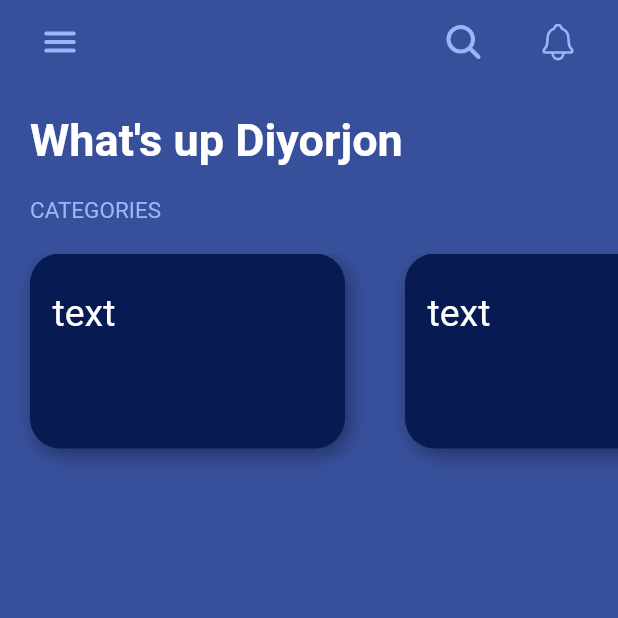
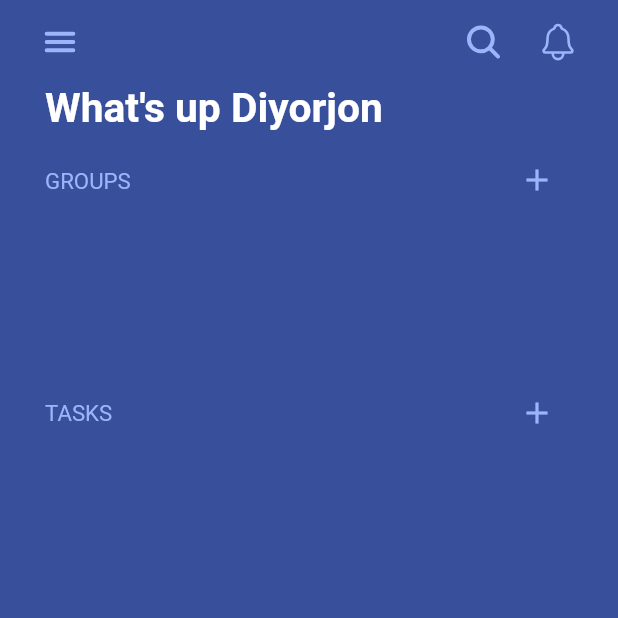
Before and after one commit to Diyorjon825/todo_list, a Flutter app: the screen it shows after launch, on a phone screen of 412 x 824 dp, the top half of it. Run offline on Flutter 3.47's test engine with Material 2 defaults, Android fonts, the phone set to English and light mode, and no system bars; our stand-ins replace hive_flutter, ionicons; missing offline and left inert: simple_speed_dial; accounts and stored records are empty.

Commit message:
worked groups

```diff
--- /dev/null
+++ b/lib/domain/data_provider/data_provider.dart
@@ -0,0 +1,26 @@
+import 'package:hive_flutter/hive_flutter.dart';
+import 'package:todo_list/domain/data/group/group.dart';
+import 'package:todo_list/domain/data/task/task.dart';
+
+class BoxProvider {
+  static final instances = BoxProvider._();
+  BoxProvider._();
+  Future<Box<Group>> openGroupBox() => _openBox('group_box', 0, GroupAdapter());
+  Future<Box<Task>> openTaskBox(int groupKey) =>
+      _openBox(makeNameTaskBox(groupKey), 1, TaskAdapter());
+
+  String makeNameTaskBox(int groupKey) => 'task_box_$groupKey';
+
+  void clouseBox<T>(Box<T> box) async {
+    await box.compact();
+    await box.close();
+  }
+
+  Future<Box<T>> _openBox<T>(
+      String name, int typeId, TypeAdapter<T> adapter) async {
+    if (!Hive.isAdapterRegistered(typeId)) {
+      Hive.registerAdapter(adapter);
+    }
+    return await Hive.openBox<T>(name);
+  }
+}
--- a/lib/main.dart
+++ b/lib/main.dart
@@ -1,6 +1,9 @@
 import 'package:flutter/material.dart';
+import 'package:hive_flutter/hive_flutter.dart';
 import 'package:todo_list/ui/pages/my_app/my_app_page.dart';
 
-void main() {
+void main() async {
+  WidgetsFlutterBinding.ensureInitialized();
+  await Hive.initFlutter();
   runApp(const MyApp());
 }
--- a/lib/ui/navigation/main_navigation.dart
+++ b/lib/ui/navigation/main_navigation.dart
@@ -1,16 +1,21 @@
 import 'package:flutter/material.dart';
 import 'package:todo_list/library/widget/provider.dart';
-import 'package:todo_list/ui/pages/home_page/home_page.dart';
-import 'package:todo_list/ui/pages/home_page/home_page_model.dart';
+import 'package:todo_list/ui/pages/group_forum/group_forum_model.dart';
+import 'package:todo_list/ui/pages/group_forum/group_forum_page.dart';
+import 'package:todo_list/ui/pages/home/home_page.dart';
+import 'package:todo_list/ui/pages/home/home_page_model.dart';
 
 class MainNavigation {
   final routes = <String, Widget Function(BuildContext)>{
     MainNavigationRoutes.homePage: (context) =>
         NotifierProvider(child: const HomePage(), model: HomePageModel()),
+    MainNavigationRoutes.homeForum: (context) => NotifierProvider(
+        child: const GroupForumWidget(), model: GroupForumModel()),
   };
   final initialRoute = MainNavigationRoutes.homePage;
 }
 
 abstract class MainNavigationRoutes {
   static const homePage = '/';
+  static const homeForum = '/home_forum';
 }
--- /dev/null
+++ b/lib/ui/pages/group_forum/group_forum_model.dart
@@ -0,0 +1,15 @@
+import 'package:flutter/material.dart';
+import 'package:todo_list/domain/data/group/group.dart';
+import 'package:todo_list/domain/data_provider/data_provider.dart';
+
+class GroupForumModel extends ChangeNotifier {
+  String newGroupText = "";
+
+  Future<void> saveGroup(BuildContext context) async {
+    if (newGroupText.isEmpty) return;
+    final groupBox = await BoxProvider.instances.openGroupBox();
+    final newGroup = Group(newGroupText);
+    await groupBox.add(newGroup);
+    Navigator.pop(context);
+  }
+}
--- /dev/null
+++ b/lib/ui/pages/home/home_page.dart
@@ -0,0 +1,207 @@
+import 'package:flutter/material.dart';
+import 'package:ionicons/ionicons.dart';
+import 'package:simple_speed_dial/simple_speed_dial.dart';
+import 'package:todo_list/library/widget/provider.dart';
+import 'package:todo_list/ui/pages/modules/modules.dart';
+
+import 'home_page_model.dart';
+
+class HomePage extends StatelessWidget {
+  const HomePage({Key? key}) : super(key: key);
+
+  @override
+  Widget build(BuildContext context) {
+    return Scaffold(
+      backgroundColor: const Color.fromRGBO(56, 80, 156, 1),
+      appBar: AppBar(
+        backgroundColor: const Color.fromRGBO(56, 80, 156, 1),
+        elevation: 0,
+        actions: const [_AppBarIcons()],
+      ),
+      body: const BodyWidget(),
+    );
+  }
+}
+
+class _AppBarIcons extends StatelessWidget {
+  const _AppBarIcons({
+    Key? key,
+  }) : super(key: key);
+
+  @override
+  Widget build(BuildContext context) {
+    final size = MediaQuery.of(context).size;
+    return Expanded(
+      child: Padding(
+        padding: const EdgeInsets.symmetric(horizontal: 16),
+        child: Row(
+          mainAxisAlignment: MainAxisAlignment.spaceBetween,
+          children: [
+            IconButton(
+              icon: Icon(Ionicons.menu,
+                  color: const Color.fromRGBO(156, 180, 249, 1),
+                  size: size.height * 0.033),
+              onPressed: () {},
+            ),
+            Row(
+              children: [
+                IconButton(
+                  icon: Icon(
+                    Ionicons.search,
+                    color: const Color.fromRGBO(156, 180, 249, 1),
+                    size: size.height * 0.033,
+                  ),
+                  onPressed: () {},
+                ),
+                SizedBox(width: size.height * 0.002),
+                IconButton(
+                  icon: const Icon(
+                    Ionicons.notifications_outline,
+                    color: Color.fromRGBO(156, 180, 249, 1),
+                    size: 28,
+                  ),
+                  onPressed: () {},
+                ),
+              ],
+            )
+          ],
+        ),
+      ),
+    );
+  }
+}
+
+class BodyWidget extends StatelessWidget {
+  const BodyWidget({Key? key}) : super(key: key);
+
+  @override
+  Widget build(BuildContext context) {
+    final model = NotifierProvider.watch<HomePageModel>(context);
+    final size = MediaQuery.of(context).size;
+    final spaceWithElements = size.height * 0.01;
+    return Column(
+      crossAxisAlignment: CrossAxisAlignment.start,
+      children: [
+        Padding(
+          padding: const EdgeInsets.only(left: 30),
+          child: Text(
+            "What's up Diyorjon",
+            style: TextStyle(
+              color: Colors.white,
+              fontSize: size.height * 0.033,
+              fontWeight: FontWeight.bold,
+            ),
+          ),
+        ),
+        SizedBox(height: spaceWithElements),
+        Padding(
+          padding: const EdgeInsets.only(left: 30, right: 30),
+          child: Row(
+            mainAxisAlignment: MainAxisAlignment.spaceBetween,
+            children: [
+              Text(
+                "GROUPS",
+                style: TextStyle(
+                  color: const Color.fromRGBO(156, 180, 249, 1),
+                  fontSize: size.height * 0.018,
+                ),
+              ),
+              IconButton(
+                  onPressed: () => model?.addNewTask(context),
+                  icon: const Icon(
+                    Icons.add,
+                    color: Color.fromRGBO(156, 180, 249, 1),
+                  ))
+            ],
+          ),
+        ),
+        SizedBox(height: spaceWithElements),
+        SizedBox(
+          height: size.height * 0.12,
+          child: ListView.builder(
+            itemCount: model?.listGroup.length,
+            scrollDirection: Axis.horizontal,
+            physics: const BouncingScrollPhysics(),
+            itemBuilder: ((BuildContext context, int index) {
+              return SingleGroupWidget(indexGroup: index);
+            }),
+          ),
+        ),
+        Padding(
+          padding:
+              EdgeInsets.only(left: 30, right: 30, bottom: spaceWithElements),
+          child: Row(
+            mainAxisAlignment: MainAxisAlignment.spaceBetween,
+            children: [
+              Text(
+                "TASKS",
+                style: TextStyle(
+                  color: const Color.fromRGBO(156, 180, 249, 1),
+                  fontSize: size.height * 0.018,
+                ),
+              ),
+              IconButton(
+                onPressed: () {},
+                icon: const Icon(
+                  Icons.add,
+                  color: Color.fromRGBO(156, 180, 249, 1),
+                ),
+              )
+            ],
+          ),
+        ),
+        Expanded(
+          child: ListView.builder(
+            itemCount: model?.listTask.length,
+            physics: const BouncingScrollPhysics(),
+            itemBuilder: ((BuildContext context, int index) {
+              return SingleTaskWidget(indexTask: index);
+            }),
+          ),
+        )
+      ],
+    );
+  }
+}
+
+// Column(
+//       mainAxisAlignment: MainAxisAlignment.start,
+//       crossAxisAlignment: CrossAxisAlignment.start,
+//       children: [
+//         const SizedBox(height: 20),
+//         const Padding(
+//           padding: EdgeInsets.only(left: 20),
+//           child: Text(
+//             "What's up Diyorjon",
+//             style: TextStyle(
+//               color: Colors.white,
+//               fontSize: 30,
+//               fontWeight: FontWeight.bold,
+//             ),
+//           ),
+//         ),
+//         const SizedBox(height: 20),
+//         const Padding(
+//           padding: EdgeInsets.only(left: 20),
+//           child: Text(
+//             "CATEGORIES",
+//             style: TextStyle(
+//               color: Color.fromRGBO(156, 180, 249, 1),
+//               fontSize: 15,
+//             ),
+//           ),
+//         ),
+//         const SizedBox(height: 20),
+//         SizedBox(
+//           height: 200,
+//           child: ListView.builder(
+//             itemCount: 5,
+//             scrollDirection: Axis.horizontal,
+//             physics: const BouncingScrollPhysics(),
+//             itemBuilder: ((BuildContext context, int index) {
+//               return const SingleGroupWidget(indexGroup: 0);
+//             }),
+//           ),
+//         )
+//       ],
+//     )
--- /dev/null
+++ b/lib/ui/pages/home/home_page_model.dart
@@ -0,0 +1,43 @@
+import 'package:flutter/material.dart';
+import 'package:hive_flutter/hive_flutter.dart';
+import 'package:todo_list/domain/data/group/group.dart';
+import 'package:todo_list/domain/data/task/task.dart';
+import 'package:todo_list/domain/data_provider/data_provider.dart';
+import 'package:todo_list/ui/navigation/main_navigation.dart';
+
+class HomePageModel extends ChangeNotifier {
+  var currentGroup = 0;
+  Future<Box<Group>>? _groupBox;
+  Future<Box<Task>>? _taskBox;
+
+  List<Task> _listTask = <Task>[];
+  List<Group> _listGroup = <Group>[];
+
+  List<Task> get listTask => _listTask;
+  List<Group> get listGroup => _listGroup;
+
+  HomePageModel() {
+    setup();
+  }
+
+  Future<void> _updateListGroup() async {
+    final box = await _groupBox;
+    _listGroup = box?.values.toList() ?? [];
+    notifyListeners();
+  }
+
+  void setup() {
+    _groupBox = BoxProvider.instances.openGroupBox();
+    _taskBox = BoxProvider.instances.openTaskBox(currentGroup);
+    _updateListGroup();
+    _addGroupListener();
+    notifyListeners();
+  }
+
+  void _addGroupListener() async {
+    (await _groupBox)?.listenable().addListener(() => _updateListGroup());
+  }
+
+  void addNewTask(BuildContext context) =>
+      Navigator.pushNamed(context, MainNavigationRoutes.homeForum);
+}
--- a/lib/ui/pages/home_page/home_page.dart
+++ /dev/null
@@ -1,106 +0,0 @@
-import 'package:flutter/material.dart';
-import 'package:ionicons/ionicons.dart';
-import 'package:todo_list/ui/pages/modules/modules.dart';
-
-class HomePage extends StatelessWidget {
-  const HomePage({Key? key}) : super(key: key);
-
-  @override
-  Widget build(BuildContext context) {
-    return Scaffold(
-      backgroundColor: const Color.fromRGBO(56, 80, 156, 1),
-      appBar: AppBar(
-        backgroundColor: const Color.fromRGBO(56, 80, 156, 1),
-        elevation: 0,
-        actions: [
-          Expanded(
-            child: Padding(
-              padding: const EdgeInsets.symmetric(horizontal: 16),
-              child: Row(
-                mainAxisAlignment: MainAxisAlignment.spaceBetween,
-                children: [
-                  IconButton(
-                    icon: const Icon(Ionicons.menu,
-                        color: Color.fromRGBO(156, 180, 249, 1), size: 28),
-                    onPressed: () {},
-                  ),
-                  Row(
-                    children: [
-                      IconButton(
-                        icon: const Icon(
-                          Ionicons.search,
-                          color: Color.fromRGBO(156, 180, 249, 1),
-                          size: 28,
-                        ),
-                        onPressed: () {},
-                      ),
-                      const SizedBox(width: 15),
-                      IconButton(
-                        icon: const Icon(
-                          Ionicons.notifications_outline,
-                          color: Color.fromRGBO(156, 180, 249, 1),
-                          size: 28,
-                        ),
-                        onPressed: () {},
-                      ),
-                    ],
-                  )
-                ],
-              ),
-            ),
-          )
-        ],
-      ),
-      body: const BodyWidget(),
-    );
-  }
-}
-
-class BodyWidget extends StatelessWidget {
-  const BodyWidget({Key? key}) : super(key: key);
-
-  @override
-  Widget build(BuildContext context) {
-    return Column(
-      mainAxisAlignment: MainAxisAlignment.start,
-      crossAxisAlignment: CrossAxisAlignment.start,
-      children: [
-        const SizedBox(height: 20),
-        const Padding(
-          padding: EdgeInsets.only(left: 20),
-          child: Text(
-            "What's up Diyorjon",
-            style: TextStyle(
-              color: Colors.white,
-              fontSize: 30,
-              fontWeight: FontWeight.bold,
-            ),
-          ),
-        ),
-        const SizedBox(height: 20),
-        const Padding(
-          padding: EdgeInsets.only(left: 20),
-          child: Text(
-            "CATEGORIES",
-            style: TextStyle(
-              color: Color.fromRGBO(156, 180, 249, 1),
-              fontSize: 15,
-            ),
-          ),
-        ),
-        const SizedBox(height: 20),
-        SizedBox(
-          height: 200,
-          child: ListView.builder(
-            itemCount: 5,
-            scrollDirection: Axis.horizontal,
-            physics: const BouncingScrollPhysics(),
-            itemBuilder: ((BuildContext context, int index) {
-              return const SingleGroupWidget(indexGroup: 0);
-            }),
-          ),
-        )
-      ],
-    );
-  }
-}
--- a/lib/ui/pages/home_page/home_page_model.dart
+++ /dev/null
@@ -1,3 +0,0 @@
-import 'package:flutter/material.dart';
-
-class HomePageModel extends ChangeNotifier {}
--- a/pubspec.yaml
+++ b/pubspec.yaml
@@ -16,6 +16,7 @@ dependencies:
   hive: ^2.0.5
   hive_flutter: ^1.1.0
   ionicons: ^0.1.2
+  simple_speed_dial: ^0.1.3
 
 dev_dependencies:
   flutter_test:
```
Also changed, not shown: lib/ui/pages/group_forum/group_forum_page.dart (added, +56 -0 lines), lib/ui/pages/modules/modules.dart (+55 -36 lines), lib/ui/pages/task_forum/task_forum_model.dart (added), lib/ui/pages/task_forum/task_forum_page.dart (added), pubspec.lock, 1 other file.
